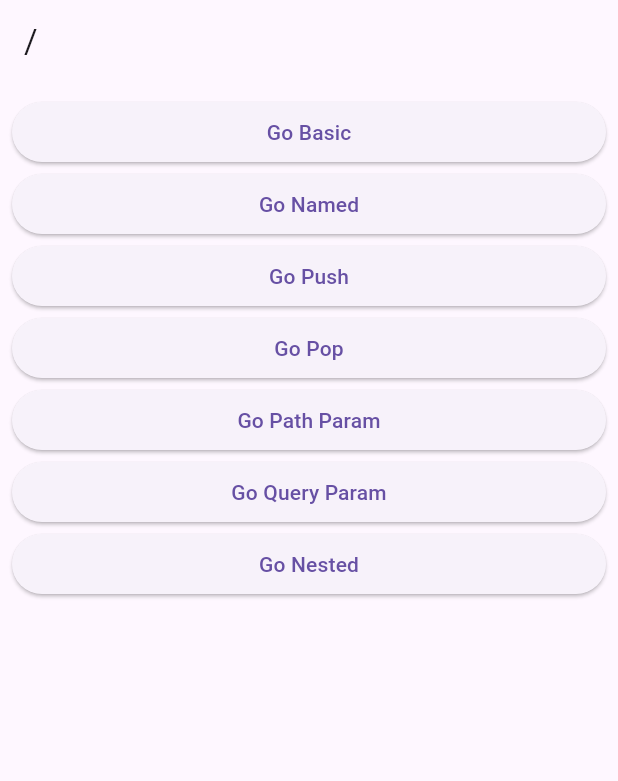
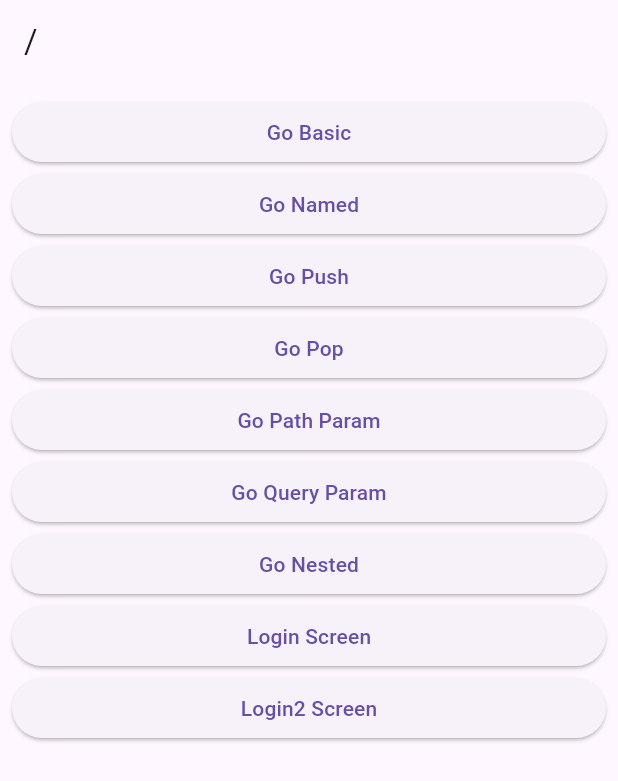
Before and after one commit to yeongwooCho/go-router-test, a Flutter app: the screen it shows after launch, on a phone screen of 412 x 824 dp. Shown: the top 781 px of the screen. Run offline on Flutter 3.47's test engine with Material 3 defaults, Android fonts, the light colour scheme and no system bars; our stand-ins replace go_router.

Commit message:
[add] GoRouter redirection 으로 간단하게 로그인 화면 제어

```diff
--- a/lib/route/route.dart
+++ b/lib/route/route.dart
@@ -8,9 +8,22 @@ import 'package:go_router_theory/screens/6_path_param_screen.dart';
 import 'package:go_router_theory/screens/7_query_parameter.dart';
 import 'package:go_router_theory/screens/8_nested_child_screen.dart';
 import 'package:go_router_theory/screens/8_nested_screen.dart';
+import 'package:go_router_theory/screens/9_login_screen.dart';
+import 'package:go_router_theory/screens/9_private_screen.dart';
 import 'package:go_router_theory/screens/root_screen.dart';
 
+// 로그인 여부
+bool authState = false;
+
 final router = GoRouter(
+  redirect: (context, state) {
+    // return string -> 해당 route 로 이동 (path)
+    // return null -> 원래 이동 하려던 route 로 이동
+    if (state.location == '/login/private' && !authState) {
+      return '/login';
+    }
+    return null;
+  },
   routes: [
     GoRoute(
       // / -> home
@@ -102,6 +115,32 @@ final router = GoRouter(
             ),
           ],
         ),
+        GoRoute(
+          path: 'login',
+          builder: (context, state) => LoginScreen(),
+          routes: [
+            GoRoute(
+              path: 'private',
+              builder: (context, state) => PrivateScreen(),
+            ),
+          ],
+        ),
+        GoRoute(
+          path: 'login2',
+          builder: (context, state) => LoginScreen(),
+          routes: [
+            GoRoute(
+              path: 'private',
+              builder: (context, state) => PrivateScreen(),
+              redirect: (context, state) {
+                if (!authState) {
+                  return '/login2';
+                }
+                return null;
+              },
+            ),
+          ],
+        ),
       ],
     ),
   ],
--- a/lib/screens/root_screen.dart
+++ b/lib/screens/root_screen.dart
@@ -52,6 +52,18 @@ class RootScreen extends StatelessWidget {
             },
             child: const Text('Go Nested'),
           ),
+          ElevatedButton(
+            onPressed: () {
+              context.go('/login');
+            },
+            child: const Text('Login Screen'),
+          ),
+          ElevatedButton(
+            onPressed: () {
+              context.go('/login2');
+            },
+            child: const Text('Login2 Screen'),
+          ),
         ],
       ),
     );
```
Also changed, not shown: lib/screens/9_login_screen.dart (added, +44 -0 lines), lib/screens/9_private_screen.dart (added, +15 -0 lines).
